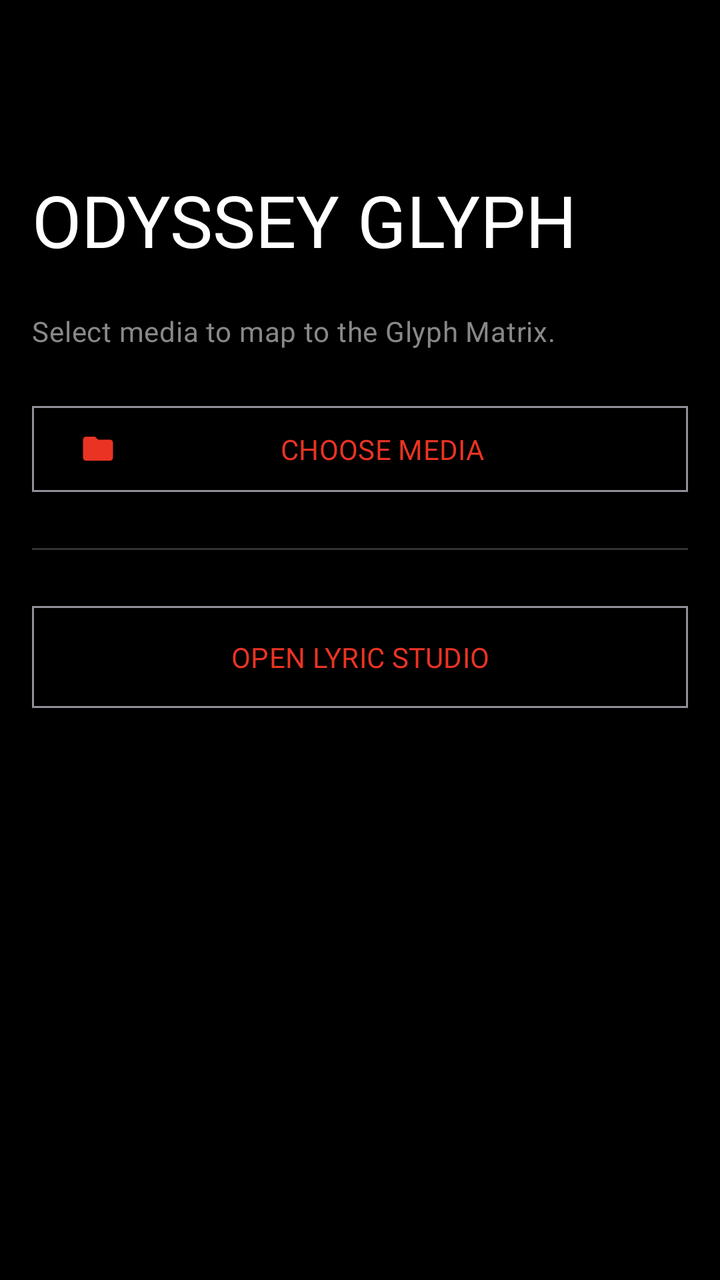
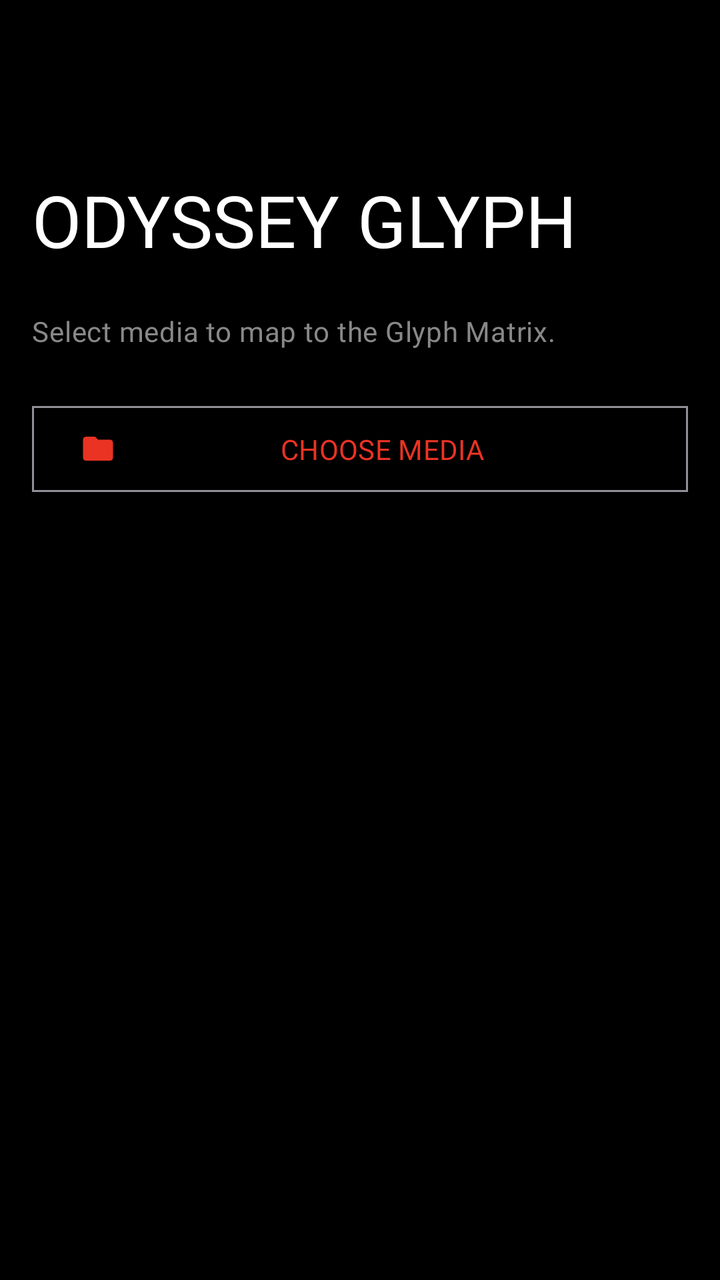

Before-and-after screenshots of an Android layout around one commit, followed by the original layout XML and the change that was made.
<!-- AndroidManifest.xml: application theme Theme.OdysseyGlyph -->
<!-- res/layout/activity_main.xml -->
<?xml version="1.0" encoding="utf-8"?>
<androidx.coordinatorlayout.widget.CoordinatorLayout 
    xmlns:android="http://schemas.android.com/apk/res/android"
    xmlns:app="http://schemas.android.com/apk/res-auto"
    android:layout_width="match_parent"
    android:layout_height="match_parent"
    android:background="?android:attr/colorBackground"
    android:fitsSystemWindows="true">

    <com.google.android.material.appbar.AppBarLayout
        android:layout_width="match_parent"
        android:layout_height="140dp"
        android:background="?android:attr/colorBackground"
        android:fitsSystemWindows="true">

        <com.google.android.material.appbar.CollapsingToolbarLayout
            android:layout_width="match_parent"
            android:layout_height="match_parent"
            app:layout_scrollFlags="scroll|exitUntilCollapsed"
            app:collapsedTitleTextAppearance="@style/TextAppearance.Odyssey.CollapsedTitle"
            app:expandedTitleTextAppearance="@style/TextAppearance.Odyssey.ExpandedTitle"
            app:collapsedTitleTextColor="?attr/colorOnSurface"
            app:expandedTitleTextColor="?attr/colorOnSurface"
            app:title="ODYSSEY GLYPH">

            <com.google.android.material.appbar.MaterialToolbar
                android:id="@+id/toolbar"
                android:layout_width="match_parent"
                android:layout_height="?attr/actionBarSize"
                app:layout_collapseMode="pin" />
        </com.google.android.material.appbar.CollapsingToolbarLayout>
    </com.google.android.material.appbar.AppBarLayout>

    <ScrollView
        android:layout_width="match_parent"
        android:layout_height="match_parent"
        app:layout_behavior="@string/appbar_scrolling_view_behavior"
        android:fillViewport="true">

        <LinearLayout
            android:layout_width="match_parent"
            android:layout_height="wrap_content"
            android:orientation="vertical"
            android:padding="@dimen/spacing_medium">

            
            <TextView
                android:layout_width="match_parent"
                android:layout_height="wrap_content"
                android:text="Select media to map to the Glyph Matrix."
                android:fontFamily="@font/jetbrains_mono"
                android:textAppearance="?attr/textAppearanceBodyMedium"
                android:textColor="?attr/colorOnSurfaceVariant"
                android:layout_marginBottom="@dimen/spacing_large" />

            <com.google.android.material.button.MaterialButton
                android:id="@+id/btnSelectVideo"
                style="@style/Widget.Material3.Button.OutlinedButton"
                android:layout_width="match_parent"
                android:layout_height="wrap_content"
                android:text="CHOOSE MEDIA"
                android:fontFamily="@font/jetbrains_mono"
                app:cornerRadius="0dp"
                android:paddingVertical="12dp"
                app:icon="@drawable/ic_folder" />

            
            <LinearLayout
                android:id="@+id/settingsPanel"
                android:layout_width="match_parent"
                android:layout_height="wrap_content"
                android:orientation="vertical"
                android:visibility="gone"
                android:layout_marginTop="@dimen/spacing_large">

                
                <FrameLayout
                    android:id="@+id/videoCard"
                    android:layout_width="match_parent"
                    android:layout_height="@dimen/video_card_height"
                    android:background="@drawable/bg_preview_bezel"
                    android:layout_marginBottom="@dimen/spacing_small">

                    <FrameLayout
                        android:id="@+id/videoContainer"
                        android:layout_width="match_parent"
                        android:layout_height="match_parent"
                        android:layout_margin="1dp"
                        android:background="#000000">

                        <com.example.odysseyglyph.CenteredVideoView
                            android:id="@+id/videoView"
                            android:layout_width="match_parent"
                            android:layout_height="match_parent" />

                        <com.example.odysseyglyph.CenteredImageView
                            android:id="@+id/imageView"
                            android:layout_width="match_parent"
                            android:layout_height="match_parent"
                            android:visibility="gone" />

                        
                        <com.example.odysseyglyph.CropOverlayView
                            android:id="@+id/cropOverlay"
                            android:layout_width="match_parent"
                            android:layout_height="match_parent" />
                    </FrameLayout>
                </FrameLayout>

                <TextView
                    android:layout_width="match_parent"
                    android:layout_height="wrap_content"
                    android:text="PINCH TO ZOOM. DRAG TO PAN."
                    android:gravity="center"
                    android:fontFamily="@font/jetbrains_mono"
                    android:textAppearance="?attr/textAppearanceBodySmall"
                    android:textColor="?attr/colorOnSurfaceVariant"
                    android:layout_marginBottom="@dimen/spacing_large" />

                
                <LinearLayout
                    android:id="@+id/trimmerCard"
                    android:layout_width="match_parent"
                    android:layout_height="wrap_content"
                    android:orientation="vertical"
                    android:paddingVertical="@dimen/spacing_medium"
                    android:layout_marginBottom="@dimen/spacing_medium">

                    <TextView
                        android:id="@+id/tvTrimTimes"
                        android:layout_width="match_parent"
                        android:layout_height="wrap_content"
                        android:text="TRIM: 0.0s - 0.0s"
                        android:fontFamily="@font/jetbrains_mono"
                        android:textAppearance="?attr/textAppearanceTitleMedium"
                        android:layout_marginBottom="@dimen/spacing_small" />

                    <com.google.android.material.slider.RangeSlider
                        android:id="@+id/rangeSlider"
                        android:layout_width="match_parent"
                        android:layout_height="wrap_content"
                        app:tickVisible="false" />
                </LinearLayout>

                <View android:layout_width="match_parent" android:layout_height="1dp" android:background="#33FFFFFF" android:layout_marginBottom="@dimen/spacing_medium"/>

                
                <com.google.android.material.textfield.TextInputLayout
                    android:layout_width="match_parent"
                    android:layout_height="wrap_content"
                    style="@style/Widget.Material3.TextInputLayout.OutlinedBox.ExposedDropdownMenu"
                    android:hint="PLAYBACK MODE"
                    android:layout_marginBottom="@dimen/spacing_small">
                    
                    <com.google.android.material.textfield.MaterialAutoCompleteTextView
                        android:id="@+id/modeSpinner"
                        android:layout_width="match_parent"
                        android:layout_height="wrap_content"
                        android:inputType="none"
                        android:fontFamily="@font/jetbrains_mono"
                        app:simpleItems="@array/playback_modes" />
                </com.google.android.material.textfield.TextInputLayout>

                <com.google.android.material.textfield.TextInputLayout
                    android:layout_width="match_parent"
                    android:layout_height="wrap_content"
                    style="@style/Widget.Material3.TextInputLayout.OutlinedBox.ExposedDropdownMenu"
                    android:hint="SAVE TO SLOT"
                    android:layout_marginBottom="@dimen/spacing_large">
                    
                    <com.google.android.material.textfield.MaterialAutoCompleteTextView
                        android:id="@+id/slotSpinner"
                        android:layout_width="match_parent"
                        android:layout_height="wrap_content"
                        android:inputType="none"
                        android:fontFamily="@font/jetbrains_mono"
                        app:simpleItems="@array/save_slots" />
                </com.google.android.material.textfield.TextInputLayout>

                <View android:layout_width="match_parent" android:layout_height="1dp" android:background="#33FFFFFF" android:layout_marginBottom="@dimen/spacing_medium"/>

                
                <LinearLayout
                    android:id="@+id/audioCard"
                    android:layout_width="match_parent"
                    android:layout_height="wrap_content"
                    android:orientation="vertical"
                    android:paddingVertical="@dimen/spacing_medium"
                    android:layout_marginBottom="@dimen/spacing_medium">
                    
                    <LinearLayout
                        android:layout_width="match_parent"
                        android:layout_height="wrap_content"
                        android:orientation="horizontal"
                        android:gravity="center_vertical">
                        
                        <TextView
                            android:id="@+id/tvAudioStatus"
                            android:layout_width="0dp"
                            android:layout_weight="1"
                            android:layout_height="wrap_content"
                            android:text="AUDIO: UNATTACHED"
                            android:fontFamily="@font/jetbrains_mono"
                            android:textAppearance="?attr/textAppearanceTitleMedium" />
                    </LinearLayout>
                    
                    <com.google.android.material.button.MaterialButton
                        android:id="@+id/btnAttachAudio"
                        style="@style/Widget.Material3.Button.OutlinedButton"
                        android:layout_width="match_parent"
                        android:layout_height="wrap_content"
                        android:text="SELECT LOCAL AUDIO"
                        android:fontFamily="@font/jetbrains_mono"
                        app:cornerRadius="0dp"
                        app:icon="@drawable/ic_audio"
                        android:layout_marginTop="@dimen/spacing_small" />
                </LinearLayout>

                <View android:layout_width="match_parent" android:layout_height="1dp" android:background="#33FFFFFF" android:layout_marginBottom="@dimen/spacing_medium"/>

                
                <LinearLayout
                    android:id="@+id/btnAdvancedToggle"
                    android:layout_width="match_parent"
                    android:layout_height="wrap_content"
                    android:orientation="horizontal"
                    android:paddingVertical="@dimen/spacing_medium"
                    android:background="?attr/selectableItemBackground"
                    android:clickable="true"
                    android:focusable="true"
                    android:gravity="center_vertical"
                    android:layout_marginBottom="@dimen/spacing_large">
                    
                    <TextView
                        android:layout_width="0dp"
                        android:layout_weight="1"
                        android:layout_height="wrap_content"
                        android:text="ADVANCED SETTINGS"
                        android:fontFamily="@font/jetbrains_mono"
                        android:textAppearance="?attr/textAppearanceTitleMedium" />
                        
                    <ImageView
                        android:layout_width="wrap_content"
                        android:layout_height="wrap_content"
                        android:src="@drawable/ic_settings"
                        app:tint="?attr/colorOnSurfaceVariant" />
                </LinearLayout>

                
                <com.google.android.material.button.MaterialButton
                    android:id="@+id/btnProcess"
                    android:layout_width="match_parent"
                    android:layout_height="wrap_content"
                    android:text="RENDER TO GLYPH"
                    android:fontFamily="@font/jetbrains_mono"
                    android:letterSpacing="0.1"
                    app:cornerRadius="0dp"
                    app:backgroundTint="?attr/colorPrimary"
                    android:textColor="#FFFFFF"
                    android:paddingVertical="16dp" />
                    
                <com.google.android.material.button.MaterialButton
                    android:id="@+id/btnCancel"
                    style="@style/Widget.Material3.Button.OutlinedButton"
                    android:layout_width="match_parent"
                    android:layout_height="wrap_content"
                    android:text="CANCEL"
                    android:fontFamily="@font/jetbrains_mono"
                    app:cornerRadius="0dp"
                    android:textColor="?attr/colorError"
                    app:strokeColor="?attr/colorError"
                    android:visibility="gone"
                    android:layout_marginTop="@dimen/spacing_small"
                    android:paddingVertical="16dp" />

                
                <com.example.odysseyglyph.GlyphProgressView
                    android:id="@+id/progressBar"
                    android:layout_width="match_parent"
                    android:layout_height="24dp"
                    android:layout_marginVertical="@dimen/spacing_medium"
                    android:visibility="gone" />
                    
                <com.google.android.material.button.MaterialButton
                    android:id="@+id/btnOpenManager"
                    style="@style/Widget.Material3.Button.OutlinedButton"
                    android:layout_width="match_parent"
                    android:layout_height="wrap_content"
                    android:text="OPEN TOYS MANAGER"
                    android:fontFamily="@font/jetbrains_mono"
                    app:cornerRadius="0dp"
                    android:visibility="gone"
                    android:layout_marginTop="@dimen/spacing_medium" />
                    
                <LinearLayout
                    android:layout_width="match_parent"
                    android:layout_height="wrap_content"
                    android:orientation="horizontal"
                    android:layout_marginTop="@dimen/spacing_medium">
                    <com.google.android.material.button.MaterialButton
                        android:id="@+id/btnExport"
                        style="@style/Widget.Material3.Button.TextButton"
                        android:layout_width="0dp"
                        android:layout_weight="1"
                        android:layout_height="wrap_content"
                        android:text="EXPORT PRESET"
                        android:fontFamily="@font/jetbrains_mono" />
                    <com.google.android.material.button.MaterialButton
                        android:id="@+id/btnImport"
                        style="@style/Widget.Material3.Button.TextButton"
                        android:layout_width="0dp"
                        android:layout_weight="1"
                        android:layout_height="wrap_content"
                        android:text="IMPORT PRESET"
                        android:fontFamily="@font/jetbrains_mono" />
                </LinearLayout>
            </LinearLayout>

            <View android:layout_width="match_parent" android:layout_height="1dp" android:background="#33FFFFFF" android:layout_marginVertical="@dimen/spacing_large"/>
                
            <com.google.android.material.button.MaterialButton
                android:id="@+id/btnLaunchLyricStudio"
                style="@style/Widget.Material3.Button.OutlinedButton"
                android:layout_width="match_parent"
                android:layout_height="wrap_content"
                android:text="OPEN LYRIC STUDIO"
                android:fontFamily="@font/jetbrains_mono"
                app:cornerRadius="0dp"
                android:paddingVertical="16dp" />
        </LinearLayout>
    </ScrollView>
</androidx.coordinatorlayout.widget.CoordinatorLayout>
<!-- resources referenced by this layout -->
<resources>
  <string-array name="playback_modes">
          <item>LOOP</item>
          <item>ONCE</item>
      </string-array>
  <string-array name="save_slots">
          <item>Slot 1</item>
          <item>Slot 2</item>
          <item>Slot 3</item>
      </string-array>
  <dimen name="spacing_large">24dp</dimen>
  <dimen name="spacing_medium">16dp</dimen>
  <dimen name="spacing_small">8dp</dimen>
  <dimen name="video_card_height">350dp</dimen>
  <!-- drawable bg_preview_bezel (drawable) -->
  <?xml version="1.0" encoding="utf-8"?>
  <shape xmlns:android="http://schemas.android.com/apk/res/android"
      android:shape="rectangle">
      
      <solid android:color="#0A0A0A" />
      
      
      <stroke android:width="1dp" android:color="#33FFFFFF" />
  </shape>
  <!-- drawable ic_audio (drawable) -->
  <vector xmlns:android="http://schemas.android.com/apk/res/android"
      android:width="24dp"
      android:height="24dp"
      android:viewportWidth="24"
      android:viewportHeight="24">
    <path
        android:pathData="M12,3v10.55c-0.59,-0.34 -1.27,-0.55 -2,-0.55 -2.21,0 -4,1.79 -4,4s1.79,4 4,4 4,-1.79 4,-4V7h4V3h-6z"
        android:fillColor="#FFFFFF"/>
  </vector>
  <!-- drawable ic_folder (drawable) -->
  <vector xmlns:android="http://schemas.android.com/apk/res/android"
      android:width="24dp"
      android:height="24dp"
      android:viewportWidth="24"
      android:viewportHeight="24">
    <path
        android:pathData="M10,4H4c-1.1,0 -1.99,0.9 -1.99,2L2,18c0,1.1 0.9,2 2,2h16c1.1,0 2,-0.9 2,-2V8c0,-1.1 -0.9,-2 -2,-2h-8l-2,-2z"
        android:fillColor="#FFFFFF"/>
  </vector>
  <style name="TextAppearance.Odyssey.CollapsedTitle" parent="TextAppearance.Material3.TitleLarge">
          <item name="android:fontFamily">@font/dotgothic16</item>
      </style>
  <style name="TextAppearance.Odyssey.ExpandedTitle" parent="TextAppearance.Material3.DisplaySmall">
          <item name="android:fontFamily">@font/dotgothic16</item>
      </style>
  <style name="Theme.OdysseyGlyph" parent="Theme.Material3.Dark.NoActionBar">
          
          <item name="colorPrimary">@color/colorPrimary</item>
          <item name="colorSecondary">@color/colorSecondary</item>
          <item name="colorSurface">@color/colorSurface</item>
          <item name="colorSurfaceVariant">@color/colorSurfaceVariant</item>
          <item name="android:colorBackground">@color/colorBackground</item>
          <item name="colorOnSurface">@color/colorOnSurface</item>
          <item name="colorOnSurfaceVariant">@color/colorOnSurfaceVariant</item>
          <item name="colorError">@color/colorError</item>
          
          
          <item name="android:statusBarColor">@android:color/transparent</item>
          <item name="android:navigationBarColor">@android:color/transparent</item>
          
          
          <item name="shapeAppearanceSmallComponent">@style/ShapeAppearance.Odyssey.Sharp</item>
          <item name="shapeAppearanceMediumComponent">@style/ShapeAppearance.Odyssey.Sharp</item>
          <item name="shapeAppearanceLargeComponent">@style/ShapeAppearance.Odyssey.Sharp</item>
          
          
          <item name="android:fontFamily">sans-serif</item>
      </style>
  <color name="colorPrimary">#EA3323</color>
  <color name="colorSecondary">#FFFFFF</color>
  <color name="colorSurface">#0A0A0A</color>
  <color name="colorSurfaceVariant">#141414</color>
  <color name="colorBackground">#000000</color>
  <color name="colorOnSurface">#FFFFFF</color>
  <color name="colorOnSurfaceVariant">#888888</color>
  <color name="colorError">#EA3323</color>
  <style name="ShapeAppearance.Odyssey.Sharp" parent="ShapeAppearance.Material3.SmallComponent">
          <item name="cornerFamily">rounded</item>
          <item name="cornerSize">2dp</item>
      </style>
  <!-- unchanged entries left out for length: 1 -->
</resources>

<!-- the commit's change to res/layout/activity_main.xml (unified diff, before → after) -->
@@ -32,6 +32,7 @@
     </com.google.android.material.appbar.AppBarLayout>
 
     <ScrollView
+        android:id="@+id/scrollView"
         android:layout_width="match_parent"
         android:layout_height="match_parent"
         app:layout_behavior="@string/appbar_scrolling_view_behavior"
@@ -247,50 +248,6 @@
                 </LinearLayout>
 
                 
-                <com.google.android.material.button.MaterialButton
-                    android:id="@+id/btnProcess"
-                    android:layout_width="match_parent"
-                    android:layout_height="wrap_content"
-                    android:text="RENDER TO GLYPH"
-                    android:fontFamily="@font/jetbrains_mono"
-                    android:letterSpacing="0.1"
-                    app:cornerRadius="0dp"
-                    app:backgroundTint="?attr/colorPrimary"
-                    android:textColor="#FFFFFF"
-                    android:paddingVertical="16dp" />
-                    
-                <com.google.android.material.button.MaterialButton
-                    android:id="@+id/btnCancel"
-                    style="@style/Widget.Material3.Button.OutlinedButton"
-                    android:layout_width="match_parent"
-                    android:layout_height="wrap_content"
-                    android:text="CANCEL"
-                    android:fontFamily="@font/jetbrains_mono"
-                    app:cornerRadius="0dp"
-                    android:textColor="?attr/colorError"
-                    app:strokeColor="?attr/colorError"
-                    android:visibility="gone"
-                    android:layout_marginTop="@dimen/spacing_small"
-                    android:paddingVertical="16dp" />
-
-                
-                <com.example.odysseyglyph.GlyphProgressView
-                    android:id="@+id/progressBar"
-                    android:layout_width="match_parent"
-                    android:layout_height="24dp"
-                    android:layout_marginVertical="@dimen/spacing_medium"
-                    android:visibility="gone" />
-                    
-                <com.google.android.material.button.MaterialButton
-                    android:id="@+id/btnOpenManager"
-                    style="@style/Widget.Material3.Button.OutlinedButton"
-                    android:layout_width="match_parent"
-                    android:layout_height="wrap_content"
-                    android:text="OPEN TOYS MANAGER"
-                    android:fontFamily="@font/jetbrains_mono"
-                    app:cornerRadius="0dp"
-                    android:visibility="gone"
-                    android:layout_marginTop="@dimen/spacing_medium" />
                     
                 <LinearLayout
                     android:layout_width="match_parent"
@@ -316,17 +273,63 @@
                 </LinearLayout>
             </LinearLayout>
 
-            <View android:layout_width="match_parent" android:layout_height="1dp" android:background="#33FFFFFF" android:layout_marginVertical="@dimen/spacing_large"/>
-                
-            <com.google.android.material.button.MaterialButton
-                android:id="@+id/btnLaunchLyricStudio"
-                style="@style/Widget.Material3.Button.OutlinedButton"
-                android:layout_width="match_parent"
-                android:layout_height="wrap_content"
-                android:text="OPEN LYRIC STUDIO"
-                android:fontFamily="@font/jetbrains_mono"
-                app:cornerRadius="0dp"
-                android:paddingVertical="16dp" />
         </LinearLayout>
     </ScrollView>
+
+    <LinearLayout
+        android:id="@+id/bottomActionBar"
+        android:layout_width="match_parent"
+        android:layout_height="wrap_content"
+        android:orientation="vertical"
+        android:padding="@dimen/spacing_medium"
+        android:background="?attr/colorSurface"
+        android:layout_gravity="bottom"
+        app:layout_insetEdge="bottom"
+        android:visibility="gone"
+        android:elevation="8dp">
+
+        <com.google.android.material.button.MaterialButton
+            android:id="@+id/btnProcess"
+            android:layout_width="match_parent"
+            android:layout_height="wrap_content"
+            android:text="RENDER TO GLYPH"
+            android:fontFamily="@font/jetbrains_mono"
+            android:letterSpacing="0.1"
+            app:cornerRadius="0dp"
+            app:backgroundTint="?attr/colorPrimary"
+            android:textColor="#FFFFFF"
+            android:paddingVertical="16dp" />
+            
+        <com.google.android.material.button.MaterialButton
+            android:id="@+id/btnCancel"
+            style="@style/Widget.Material3.Button.OutlinedButton"
+            android:layout_width="match_parent"
+            android:layout_height="wrap_content"
+            android:text="CANCEL"
+            android:fontFamily="@font/jetbrains_mono"
+            app:cornerRadius="0dp"
+            android:textColor="?attr/colorError"
+            app:strokeColor="?attr/colorError"
+            android:visibility="gone"
+            android:layout_marginTop="@dimen/spacing_small"
+            android:paddingVertical="16dp" />
+
+        <com.example.odysseyglyph.GlyphProgressView
+            android:id="@+id/progressBar"
+            android:layout_width="match_parent"
+            android:layout_height="24dp"
+            android:layout_marginVertical="@dimen/spacing_medium"
+            android:visibility="gone" />
+            
+        <com.google.android.material.button.MaterialButton
+            android:id="@+id/btnOpenManager"
+            style="@style/Widget.Material3.Button.OutlinedButton"
+            android:layout_width="match_parent"
+            android:layout_height="wrap_content"
+            android:text="OPEN TOYS MANAGER"
+            android:fontFamily="@font/jetbrains_mono"
+            app:cornerRadius="0dp"
+            android:visibility="gone"
+            android:layout_marginTop="@dimen/spacing_medium" />
+    </LinearLayout>
 </androidx.coordinatorlayout.widget.CoordinatorLayout>
